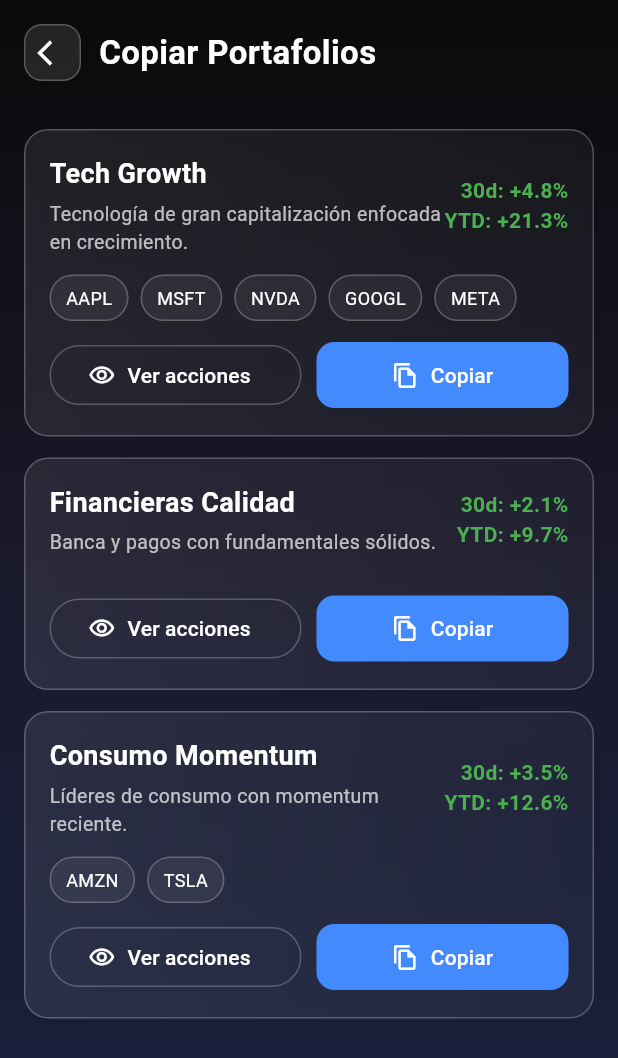
After one commit to XChanitoX/fuck_the_sp500, a Flutter app: the PublicPortfoliosScreen screen opened directly, on a phone screen of 412 x 824 dp. The commit adds this screen. Shown: the top 1058 px of the screen. Run offline on Flutter 3.47's test engine with Material 3 defaults, Android fonts, the phone set to English and light mode, and no system bars; our stand-ins replace flutter_animate, shared_preferences, shimmer; accounts and stored records are empty.

Commit message:
Integrate PublicPortfoliosScreen into HomeScreen: Updated navigation to replace PortfolioListScreen with PublicPortfoliosScreen and modified subtitle for clarity on thematic portfolio copying.

```diff
--- /dev/null
+++ b/lib/models/public_portfolio.dart
@@ -0,0 +1,17 @@
+class PublicPortfolio {
+  final String id;
+  final String title;
+  final String description;
+  final List<String> symbols; // tickers
+  final double mockReturn30dPct;
+  final double mockReturnYtdPct;
+
+  const PublicPortfolio({
+    required this.id,
+    required this.title,
+    required this.description,
+    required this.symbols,
+    required this.mockReturn30dPct,
+    required this.mockReturnYtdPct,
+  });
+}
--- a/lib/screens/home_screen.dart
+++ b/lib/screens/home_screen.dart
@@ -5,6 +5,7 @@ import 'bubble_screen.dart';
 import 'portfolio_list_screen.dart';
 import 'chatbot_screen.dart';
 import 'learning_screen.dart';
+import 'public_portfolios_screen.dart';
 
 class HomeScreen extends StatelessWidget {
   const HomeScreen({super.key});
@@ -251,12 +252,12 @@ class HomeScreen extends StatelessWidget {
           context,
           icon: Icons.workspaces_outline,
           title: 'Portafolios',
-          subtitle: 'Crea y gestiona tus portafolios y posiciones',
+          subtitle: 'Copia portafolios temáticos con rendimiento histórico',
           gradient: [Colors.orange, Colors.redAccent],
           onTap: () {
             Navigator.push(
               context,
-              MaterialPageRoute(builder: (_) => const PortfolioListScreen()),
+              MaterialPageRoute(builder: (_) => const PublicPortfoliosScreen()),
             );
           },
         )
--- /dev/null
+++ b/lib/screens/public_portfolios_screen.dart
@@ -0,0 +1,370 @@
+import 'package:flutter/material.dart';
+import '../services/public_portfolio_service.dart';
+import '../models/public_portfolio.dart';
+import '../services/stock_service.dart';
+
+class PublicPortfoliosScreen extends StatefulWidget {
+  const PublicPortfoliosScreen({super.key});
+
+  @override
+  State<PublicPortfoliosScreen> createState() => _PublicPortfoliosScreenState();
+}
+
+class _PublicPortfoliosScreenState extends State<PublicPortfoliosScreen> {
+  late Future<List<PublicPortfolio>> _future;
+
+  @override
+  void initState() {
+    super.initState();
+    _future = PublicPortfolioService.listPortfolios();
+  }
+
+  @override
+  Widget build(BuildContext context) {
+    return Scaffold(
+      body: Container(
+        decoration: const BoxDecoration(
+          gradient: LinearGradient(
+            begin: Alignment.topCenter,
+            end: Alignment.bottomCenter,
+            colors: [Color(0xFF0A0A0A), Color(0xFF1A1A2E), Color(0xFF16213E)],
+          ),
+        ),
+        child: SafeArea(
+          child: Column(
+            children: [
+              _buildHeader(),
+              Expanded(
+                child: FutureBuilder<List<PublicPortfolio>>(
+                  future: _future,
+                  builder: (context, snap) {
+                    if (!snap.hasData) {
+                      return const Center(child: CircularProgressIndicator());
+                    }
+                    final items = snap.data!;
+                    return ListView.builder(
+                      padding: const EdgeInsets.all(16),
+                      itemCount: items.length,
+                      itemBuilder: (context, i) => _portfolioCard(items[i]),
+                    );
+                  },
+                ),
+              )
+            ],
+          ),
+        ),
+      ),
+    );
+  }
+
+  Widget _buildHeader() {
+    return Padding(
+      padding: const EdgeInsets.all(16),
+      child: Row(
+        children: [
+          GestureDetector(
+            onTap: () => Navigator.pop(context),
+            child: Container(
+              padding: const EdgeInsets.all(8),
+              decoration: BoxDecoration(
+                color: Colors.white.withOpacity(0.1),
+                borderRadius: BorderRadius.circular(12),
+                border: Border.all(color: Colors.white24, width: 1),
+              ),
+              child: const Icon(Icons.arrow_back_ios,
+                  color: Colors.white, size: 20),
+            ),
+          ),
+          const SizedBox(width: 12),
+          const Expanded(
+            child: Text(
+              'Copiar Portafolios',
+              style: TextStyle(
+                color: Colors.white,
+                fontSize: 22,
+                fontWeight: FontWeight.bold,
+                fontFamily: 'Roboto',
+              ),
+            ),
+          ),
+        ],
+      ),
+    );
+  }
+
+  Widget _portfolioCard(PublicPortfolio p) {
+    final perfColor30 = p.mockReturn30dPct >= 0 ? Colors.green : Colors.red;
+    final perfColorYtd = p.mockReturnYtdPct >= 0 ? Colors.green : Colors.red;
+    return Container(
+      margin: const EdgeInsets.only(bottom: 14),
+      padding: const EdgeInsets.all(16),
+      decoration: BoxDecoration(
+        borderRadius: BorderRadius.circular(16),
+        gradient: LinearGradient(colors: [
+          Colors.white.withOpacity(0.08),
+          Colors.white.withOpacity(0.04),
+        ]),
+        border: Border.all(color: Colors.white24, width: 1),
+      ),
+      child: Column(
+        crossAxisAlignment: CrossAxisAlignment.start,
+        children: [
+          Row(
+            children: [
+              Expanded(
+                child: Column(
+                  crossAxisAlignment: CrossAxisAlignment.start,
+                  children: [
+                    Text(p.title,
+                        style: const TextStyle(
+                            color: Colors.white,
+                            fontWeight: FontWeight.bold,
+                            fontSize: 18)),
+                    const SizedBox(height: 4),
+                    Text(p.description,
+                        style: const TextStyle(
+                            color: Colors.white70, fontSize: 13)),
+                  ],
+                ),
+              ),
+              Column(
+                crossAxisAlignment: CrossAxisAlignment.end,
+                children: [
+                  Text(
+                    '30d: ${p.mockReturn30dPct >= 0 ? '+' : ''}${p.mockReturn30dPct.toStringAsFixed(1)}%',
+                    style: TextStyle(
+                        color: perfColor30, fontWeight: FontWeight.w600),
+                  ),
+                  Text(
+                    'YTD: ${p.mockReturnYtdPct >= 0 ? '+' : ''}${p.mockReturnYtdPct.toStringAsFixed(1)}%',
+                    style: TextStyle(
+                        color: perfColorYtd, fontWeight: FontWeight.w600),
+                  ),
+                ],
+              )
+            ],
+          ),
+          const SizedBox(height: 12),
+          Wrap(
+            spacing: 8,
+            runSpacing: 8,
+            children: [
+              for (final s in p.symbols)
+                Container(
+                  padding:
+                      const EdgeInsets.symmetric(horizontal: 10, vertical: 6),
+                  decoration: BoxDecoration(
+                    color: Colors.white.withOpacity(0.06),
+                    borderRadius: BorderRadius.circular(20),
+                    border: Border.all(color: Colors.white24, width: 1),
+                  ),
+                  child: Text(s,
+                      style:
+                          const TextStyle(color: Colors.white, fontSize: 12)),
+                )
+            ],
+          ),
+          const SizedBox(height: 12),
+          Row(
+            children: [
+              Expanded(
+                child: OutlinedButton.icon(
+                  onPressed: () => _previewStocks(p),
+                  icon: const Icon(Icons.visibility_outlined, size: 18),
+                  label: const Text('Ver acciones'),
+                  style: OutlinedButton.styleFrom(
+                    foregroundColor: Colors.white,
+                    side: const BorderSide(color: Colors.white24, width: 1),
+                  ),
+                ),
+              ),
+              const SizedBox(width: 10),
+              Expanded(
+                child: ElevatedButton.icon(
+                  onPressed: () => _copyPortfolio(p),
+                  icon: const Icon(Icons.file_copy_outlined, size: 18),
+                  label: const Text('Copiar'),
+                  style: ElevatedButton.styleFrom(
+                    backgroundColor: Colors.blueAccent,
+                    foregroundColor: Colors.white,
+                  ),
+                ),
+              ),
+            ],
+          )
+        ],
+      ),
+    );
+  }
+
+  Future<void> _previewStocks(PublicPortfolio p) async {
+    // Fetch real-time data for symbols and show a bottom sheet list of stock cards
+    if (!mounted) return;
+    showModalBottomSheet(
+      context: context,
+      backgroundColor: const Color(0xFF0F0F13),
+      isScrollControlled: true,
+      shape: const RoundedRectangleBorder(
+        borderRadius: BorderRadius.vertical(top: Radius.circular(16)),
+      ),
+      builder: (ctx) {
+        return _PortfolioPreviewSheet(portfolio: p);
+      },
+    );
+  }
+
+  Future<void> _copyPortfolio(PublicPortfolio p) async {
+    if (!mounted) return;
+    ScaffoldMessenger.of(context).showSnackBar(
+      SnackBar(
+        content: Text('Portafolio "${p.title}" copiado a tu cuenta (demo).'),
+      ),
+    );
+  }
+}
+
+class _PortfolioPreviewSheet extends StatefulWidget {
+  final PublicPortfolio portfolio;
+  const _PortfolioPreviewSheet({required this.portfolio});
+
+  @override
+  State<_PortfolioPreviewSheet> createState() => _PortfolioPreviewSheetState();
+}
+
+class _PortfolioPreviewSheetState extends State<_PortfolioPreviewSheet> {
+  bool _loading = true;
+  final List stocks = [];
+
+  @override
+  void initState() {
+    super.initState();
+    _load();
+  }
+
+  Future<void> _load() async {
+    final data = await Future.wait(
+      widget.portfolio.symbols.map((s) async {
+        final quote = await StockService.getRealTimeQuote(s);
+        final overview = await StockService.getCompanyOverview(s);
+        if (quote == null) return null;
+        return {
+          'symbol': s,
+          'companyName': overview?['companyName'] ?? s,
+          'currentPrice': quote['currentPrice'] as double,
+          'change': quote['change'] as double,
+          'changePercent': quote['changePercent'] as double,
+          'marketCap': overview?['marketCap'] ?? 0.0,
+          'volume': quote['volume'] as double,
+          'rank': 0,
+          'aiAnalysis': '',
+          'recommendation': 'W',
+          'targetPrice': (quote['currentPrice'] as double) * 1.1,
+          'sector': overview?['sector'],
+          'peRatio': overview?['peRatio'] ?? 0.0,
+          'dividendYield': overview?['dividendYield'] ?? 0.0,
+          'logoUrl': StockService.getLogoUrl(s),
+        };
+      }),
+    );
+    stocks.addAll(data.whereType<Map>());
+    if (mounted) setState(() => _loading = false);
+  }
+
+  @override
+  Widget build(BuildContext context) {
+    return SafeArea(
+      child: AnimatedContainer(
+        duration: const Duration(milliseconds: 250),
+        padding: const EdgeInsets.fromLTRB(16, 10, 16, 16),
+        child: _loading
+            ? const Center(child: CircularProgressIndicator())
+            : Column(
+                mainAxisSize: MainAxisSize.min,
+                crossAxisAlignment: CrossAxisAlignment.start,
+                children: [
+                  Row(
+                    children: [
+                      Expanded(
+                        child: Text(
+                          'Acciones en "${widget.portfolio.title}"',
+                          style: const TextStyle(
+                              color: Colors.white,
+                              fontSize: 16,
+                              fontWeight: FontWeight.w600),
+                        ),
+                      ),
+                      IconButton(
+                        icon: const Icon(Icons.close, color: Colors.white70),
+                        onPressed: () => Navigator.pop(context),
+                      )
+                    ],
+                  ),
+                  const SizedBox(height: 8),
+                  Flexible(
+                    child: ListView.separated(
+                      shrinkWrap: true,
+                      itemCount: stocks.length,
+                      separatorBuilder: (_, __) => const SizedBox(height: 8),
+                      itemBuilder: (context, i) {
+                        final m = stocks[i];
+                        return Container(
+                          padding: const EdgeInsets.all(12),
+                          decoration: BoxDecoration(
+                            color: Colors.white.withOpacity(0.05),
+                            borderRadius: BorderRadius.circular(12),
+                            border: Border.all(color: Colors.white24, width: 1),
+                          ),
+                          child: Row(
+                            children: [
+                              CircleAvatar(
+                                backgroundColor: Colors.white10,
+                                backgroundImage:
+                                    NetworkImage(m['logoUrl'] as String),
+                              ),
+                              const SizedBox(width: 10),
+                              Expanded(
+                                child: Column(
+                                  crossAxisAlignment: CrossAxisAlignment.start,
+                                  children: [
+                                    Text(m['symbol'] as String,
+                                        style: const TextStyle(
+                                            color: Colors.white,
+                                            fontWeight: FontWeight.bold)),
+                                    Text(m['companyName'] as String,
+                                        style: const TextStyle(
+                                            color: Colors.white70,
+                                            fontSize: 12)),
+                                  ],
+                                ),
+                              ),
+                              Column(
+                                crossAxisAlignment: CrossAxisAlignment.end,
+                                children: [
+                                  Text(
+                                    '\$${(m['currentPrice'] as double).toStringAsFixed(2)}',
+                                    style: const TextStyle(color: Colors.white),
+                                  ),
+                                  Text(
+                                    '${((m['changePercent']) as double) >= 0 ? '+' : ''}${(m['changePercent'] as double).toStringAsFixed(2)}%',
+                                    style: TextStyle(
+                                        color:
+                                            ((m['changePercent']) as double) >=
+                                                    0
+                                                ? Colors.green
+                                                : Colors.red,
+                                        fontWeight: FontWeight.w600),
+                                  ),
+                                ],
+                              )
+                            ],
+                          ),
+                        );
+                      },
+                    ),
+                  ),
+                ],
+              ),
+      ),
+    );
+  }
+}
--- /dev/null
+++ b/lib/services/public_portfolio_service.dart
@@ -0,0 +1,45 @@
+import '../models/public_portfolio.dart';
+import '../config/api_config.dart';
+
+class PublicPortfolioService {
+  // Seed three thematic portfolios using popular symbols we already fetch
+  static Future<List<PublicPortfolio>> listPortfolios() async {
+    const universe = ApiConfig.popularSymbols;
+    // Simple picks ensuring they are within the app's ranking symbols
+    final tech = _pick(['AAPL', 'MSFT', 'NVDA', 'GOOGL', 'META'], universe);
+    final finance = _pick(['JPM', 'BAC', 'V', 'MA'], universe);
+    final consumers = _pick(['AMZN', 'TSLA', 'WMT', 'NKE'], universe);
+
+    return [
+      PublicPortfolio(
+        id: 'pf_tech_growth',
+        title: 'Tech Growth',
+        description:
+            'Tecnología de gran capitalización enfocada en crecimiento.',
+        symbols: tech,
+        mockReturn30dPct: 4.8,
+        mockReturnYtdPct: 21.3,
+      ),
+      PublicPortfolio(
+        id: 'pf_fin_qual',
+        title: 'Financieras Calidad',
+        description: 'Banca y pagos con fundamentales sólidos.',
+        symbols: finance,
+        mockReturn30dPct: 2.1,
+        mockReturnYtdPct: 9.7,
+      ),
+      PublicPortfolio(
+        id: 'pf_consumer_momentum',
+        title: 'Consumo Momentum',
+        description: 'Líderes de consumo con momentum reciente.',
+        symbols: consumers,
+        mockReturn30dPct: 3.5,
+        mockReturnYtdPct: 12.6,
+      ),
+    ];
+  }
+
+  static List<String> _pick(List<String> desired, List<String> available) {
+    return desired.where((s) => available.contains(s)).toList();
+  }
+}
```
